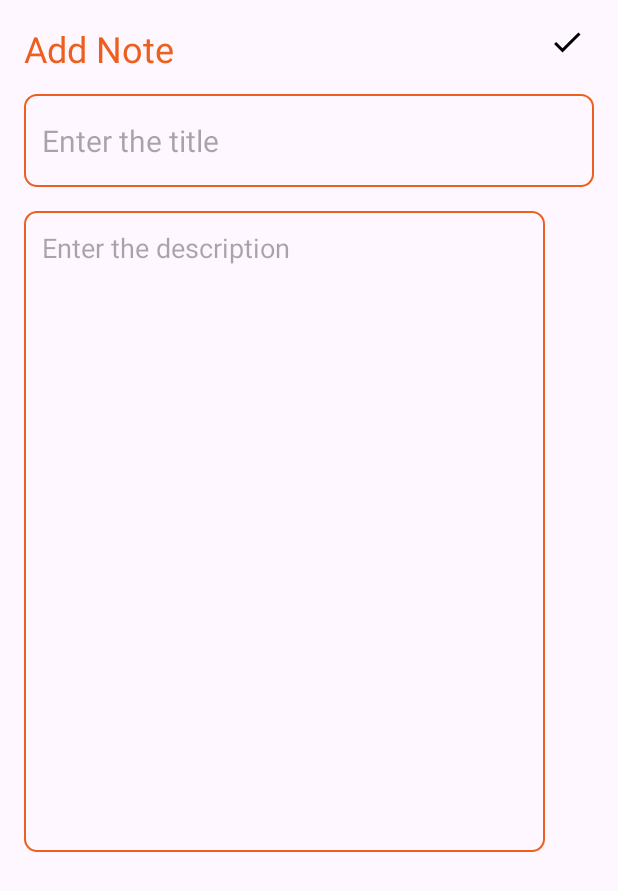
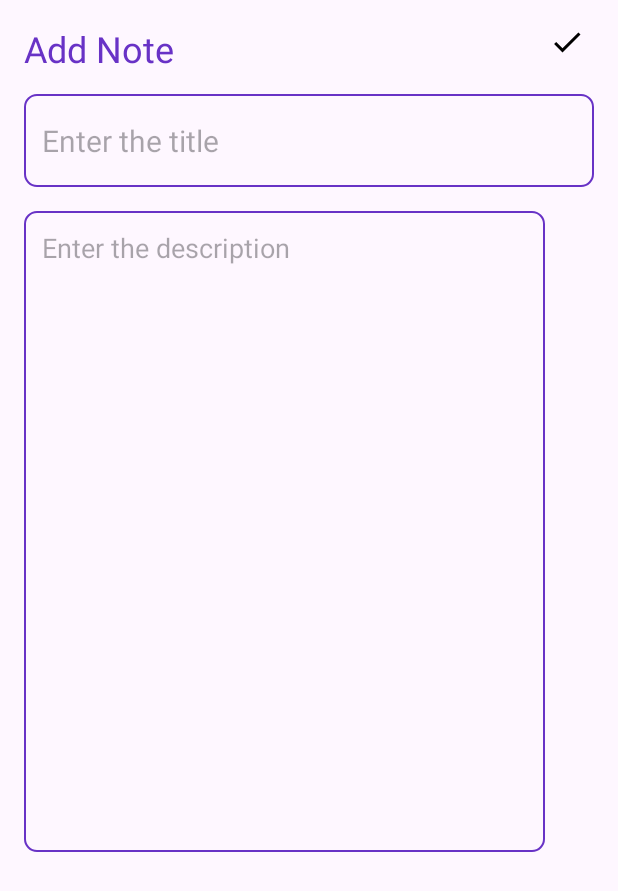
Before and after one commit to Hirunie01/Note-App, an Android app: the AddNotesActivity screen opened directly, with no data from a screen before it, on a phone screen of 412 x 824 dp. Shown: the top 891 px of the screen. Run offline under Robolectric (Android 15) with nearby library versions, the phone set to English and light mode, and no system bars.

Commit message:
Changed color

```diff
--- a/app/src/main/res/values/colors.xml
+++ b/app/src/main/res/values/colors.xml
@@ -2,6 +2,6 @@
 <resources>
     <color name="black">#FF000000</color>
     <color name="white">#FFFFFFFF</color>
-    <color name="orange">#ed5f1e</color>
+    <color name="orange">#6832C6</color>
 
 </resources>
```
